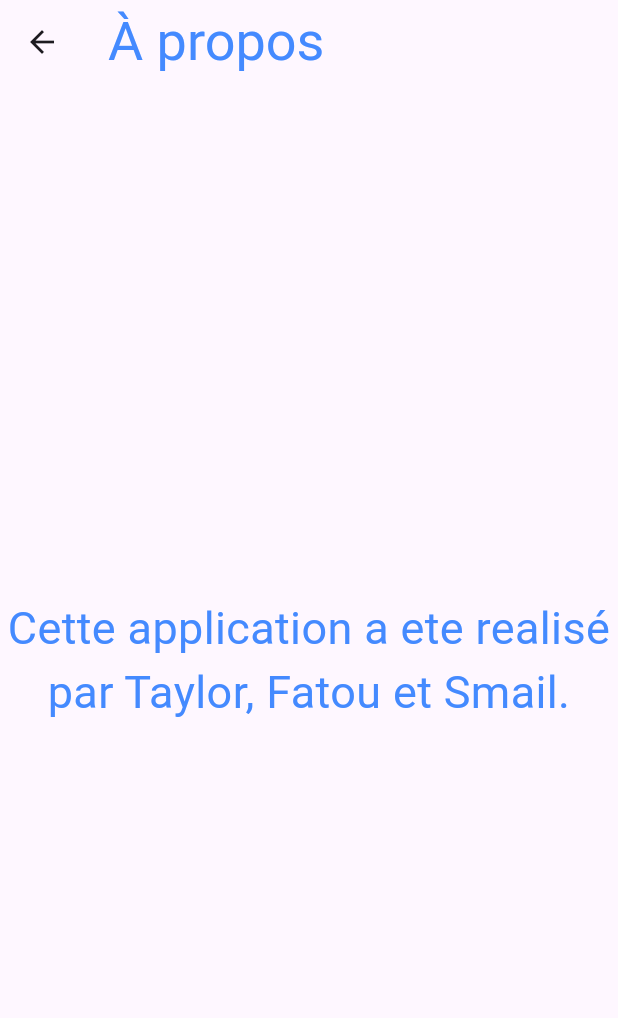
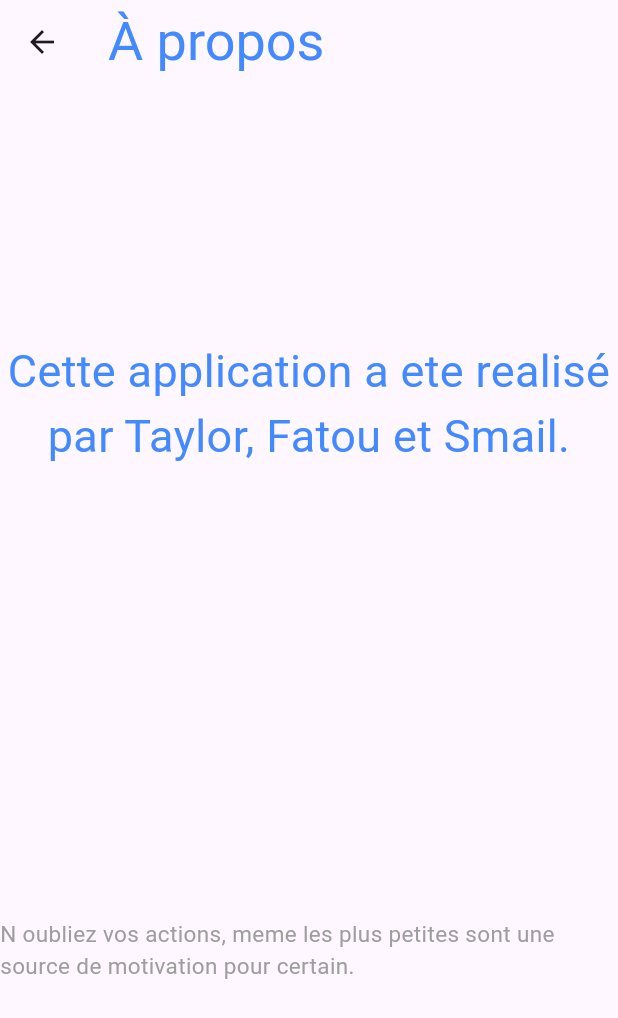
Before and after one commit to taylor123marc/projet-application, a Flutter app: the AproposPage screen opened directly, on a phone screen of 412 x 824 dp. Shown: the top 1018 px of the screen. Run offline on Flutter 3.47's test engine with Material 3 defaults, Android fonts, the phone set to English and light mode, and no system bars.

Commit message:
fichier apropos 2

```diff
--- a/lib/apropos.dart
+++ b/lib/apropos.dart
@@ -22,6 +22,11 @@ class AproposPage extends StatelessWidget {
               style: TextStyle(fontSize: 30, color: Colors.blueAccent),
               textAlign: TextAlign.center,
             ),
+            SizedBox(height: 300),
+            Text(
+              'N oubliez vos actions, meme les plus petites sont une source de motivation pour certain.',
+              style: TextStyle(fontSize: 15, color: Colors.grey),
+            ),
           ],
         ),
       ),
```
